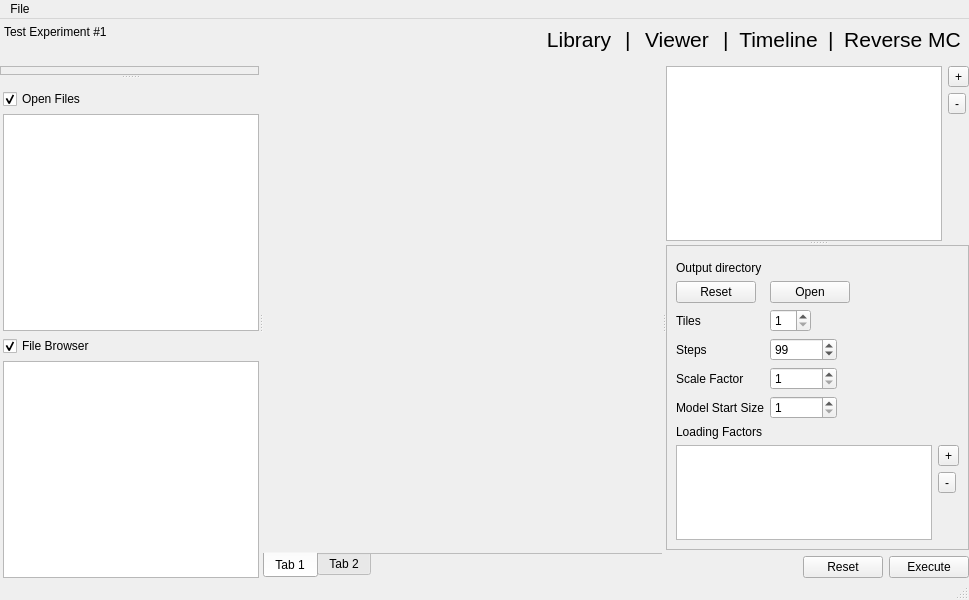
The window that gui/mainwindow.ui (ronpandolfi/Xi-cam) describes before a commit, drawn with Qt 5.
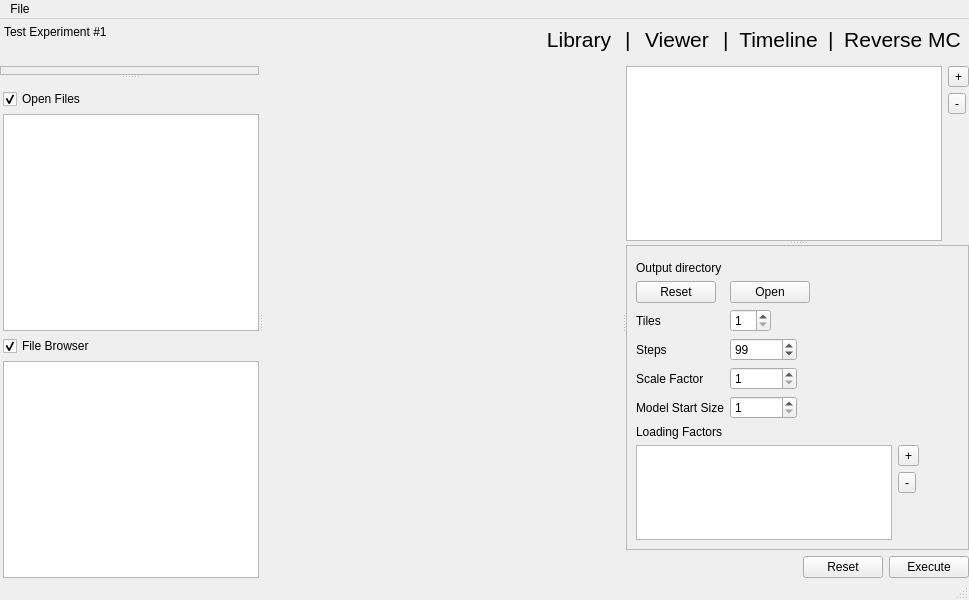
The same window after the commit. Icons and pictures are not drawn.

Commit message: Add in reset button, and hiprmc viewer.

```diff
--- a/gui/mainwindow.ui
+++ b/gui/mainwindow.ui
@@ -480,35 +480,6 @@
          <property name="margin">
           <number>0</number>
          </property>
-         <item>
-          <widget class="QTabWidget" name="tabWidget_2">
-           <property name="tabPosition">
-            <enum>QTabWidget::South</enum>
-           </property>
-           <property name="tabShape">
-            <enum>QTabWidget::Rounded</enum>
-           </property>
-           <property name="currentIndex">
-            <number>0</number>
-           </property>
-           <property name="documentMode">
-            <bool>true</bool>
-           </property>
-           <property name="tabBarAutoHide" stdset="0">
-            <bool>false</bool>
-           </property>
-           <widget class="QWidget" name="tab">
-            <attribute name="title">
-             <string>Tab 1</string>
-            </attribute>
-           </widget>
-           <widget class="QWidget" name="tab_2">
-            <attribute name="title">
-             <string>Tab 2</string>
-            </attribute>
-           </widget>
-          </widget>
-         </item>
         </layout>
        </widget>
       </widget>
@@ -687,9 +658,9 @@
              <property name="geometry">
               <rect>
                <x>0</x>
-               <y>-128</y>
-               <width>278</width>
-               <height>393</height>
+               <y>0</y>
+               <width>366</width>
+               <height>363</height>
               </rect>
              </property>
              <layout class="QVBoxLayout" name="verticalLayout_14">
@@ -869,6 +840,19 @@
                     </item>
                    </layout>
                   </item>
+                  <item>
+                   <spacer name="horizontalSpacer_2">
+                    <property name="orientation">
+                     <enum>Qt::Horizontal</enum>
+                    </property>
+                    <property name="sizeHint" stdset="0">
+                     <size>
+                      <width>40</width>
+                      <height>20</height>
+                     </size>
+                    </property>
+                   </spacer>
+                  </item>
                  </layout>
                 </item>
                </layout>
```
Left out of the diff: 8 changed lines with no effect on the pictures. The commit also changes 1 other file.
